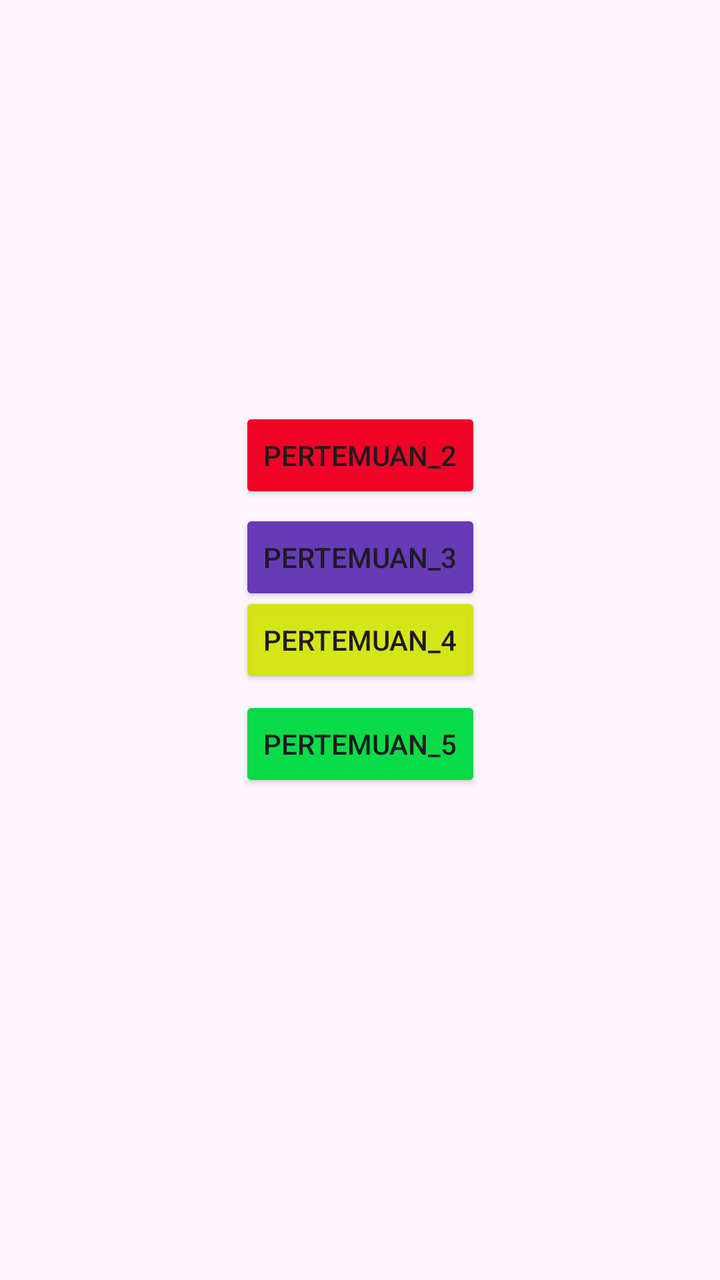
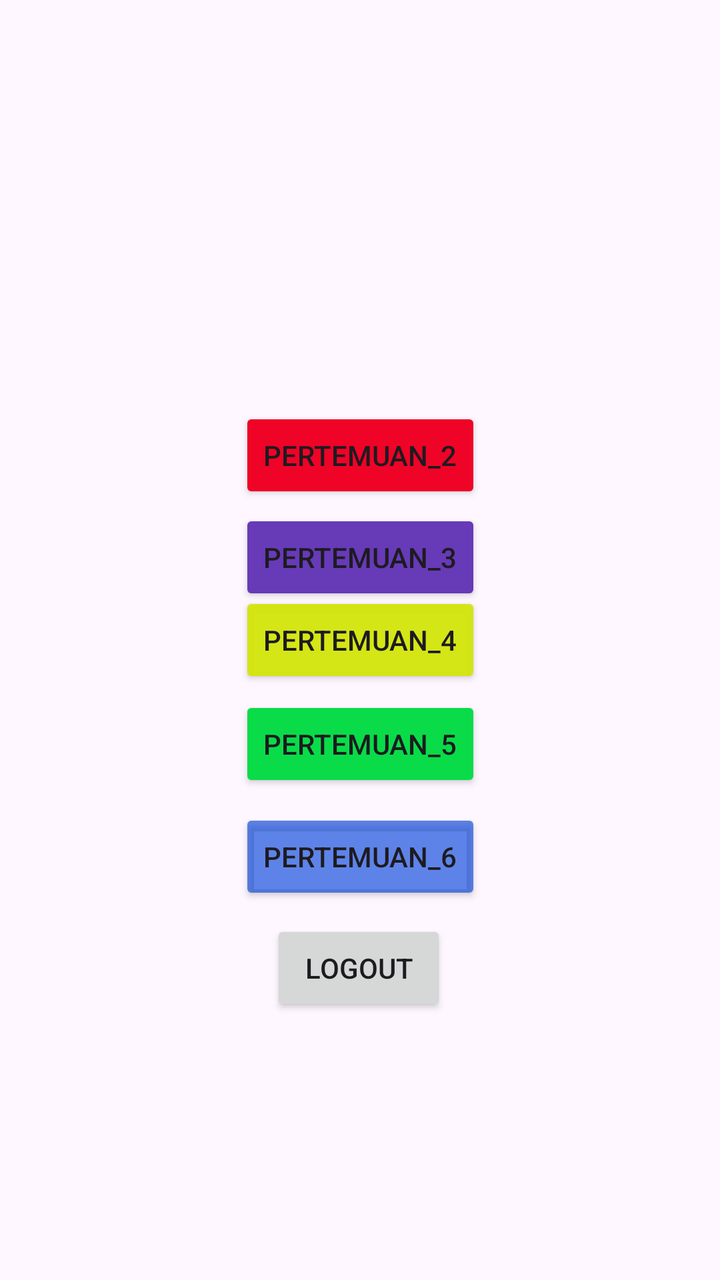

Screens rendered from an Android XML layout before and after an edit, with the pre-edit source and the edit as a unified diff.
<!-- AndroidManifest.xml: application theme Theme.Marsnovrizal -->
<!-- res/layout/activity_main.xml -->
<?xml version="1.0" encoding="utf-8"?>
<androidx.constraintlayout.widget.ConstraintLayout xmlns:android="http://schemas.android.com/apk/res/android"
    xmlns:app="http://schemas.android.com/apk/res-auto"
    xmlns:tools="http://schemas.android.com/tools"
    android:id="@+id/main"
    android:layout_width="match_parent"
    android:layout_height="match_parent"
    tools:context=".MainActivity">

    <Button
        android:id="@+id/btnToSecond"
        android:layout_width="wrap_content"
        android:layout_height="wrap_content"
        android:backgroundTint="#EF0327"
        android:text="pertemuan_2"
        app:layout_constraintBottom_toBottomOf="parent"
        app:layout_constraintEnd_toEndOf="parent"
        app:layout_constraintStart_toStartOf="parent"
        app:layout_constraintTop_toTopOf="parent"
        app:layout_constraintVertical_bias="0.344" />

    <Button
        android:id="@+id/btnToThird"
        android:layout_width="wrap_content"
        android:layout_height="wrap_content"
        android:backgroundTint="#673AB7"
        android:text="pertemuan_3"
        app:layout_constraintBottom_toBottomOf="parent"
        app:layout_constraintEnd_toEndOf="parent"
        app:layout_constraintStart_toStartOf="parent"
        app:layout_constraintTop_toTopOf="parent"
        app:layout_constraintVertical_bias="0.43" />

    <Button
        android:id="@+id/btnToFourth"
        android:layout_width="wrap_content"
        android:layout_height="wrap_content"
        android:text="pertemuan_4"
        android:backgroundTint="#F7D3E60F"
        app:layout_constraintBottom_toBottomOf="parent"
        app:layout_constraintEnd_toEndOf="parent"
        app:layout_constraintStart_toStartOf="parent"
        app:layout_constraintTop_toTopOf="parent" />

    <Button
        android:id="@+id/btnToFifth"
        android:layout_width="wrap_content"
        android:layout_height="wrap_content"
        android:backgroundTint="#09DC48"
        android:text="pertemuan_5"
        app:layout_constraintBottom_toBottomOf="parent"
        app:layout_constraintEnd_toEndOf="parent"
        app:layout_constraintStart_toStartOf="parent"
        app:layout_constraintTop_toTopOf="parent"
        app:layout_constraintVertical_bias="0.588" />

</androidx.constraintlayout.widget.ConstraintLayout>
<!-- resources referenced by this layout -->
<resources>
  <style name="Theme.Marsnovrizal" parent="Base.Theme.Marsnovrizal" />
  <style name="Base.Theme.Marsnovrizal" parent="Theme.Material3.DayNight.NoActionBar">
          
          
      </style>
</resources>

<!-- the commit's change to res/layout/activity_main.xml (unified diff, before → after) -->
@@ -54,4 +54,28 @@
         app:layout_constraintTop_toTopOf="parent"
         app:layout_constraintVertical_bias="0.588" />
 
+    <Button
+        android:id="@+id/btnToSixth"
+        android:layout_width="wrap_content"
+        android:layout_height="wrap_content"
+        android:backgroundTint="#A50945DC"
+        android:text="pertemuan_6"
+        app:layout_constraintBottom_toBottomOf="parent"
+        app:layout_constraintEnd_toEndOf="parent"
+        app:layout_constraintStart_toStartOf="parent"
+        app:layout_constraintTop_toTopOf="parent"
+        app:layout_constraintVertical_bias="0.683" />
+
+    <Button
+        android:id="@+id/btnLogout"
+        android:layout_width="wrap_content"
+        android:layout_height="wrap_content"
+        android:text="Logout"
+        app:layout_constraintBottom_toBottomOf="parent"
+        app:layout_constraintEnd_toEndOf="parent"
+        app:layout_constraintHorizontal_bias="0.498"
+        app:layout_constraintStart_toStartOf="parent"
+        app:layout_constraintTop_toTopOf="parent"
+        app:layout_constraintVertical_bias="0.777" />
+
 </androidx.constraintlayout.widget.ConstraintLayout>
